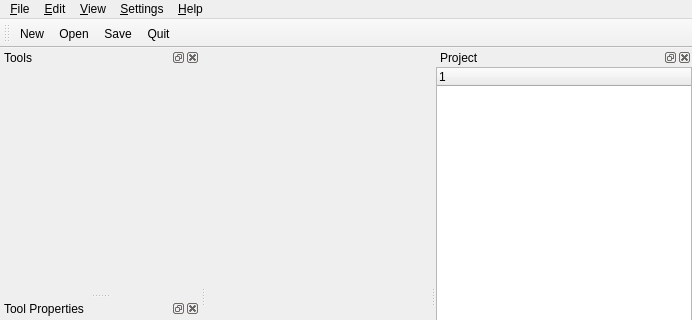
Above: avogadro/src/mainwindow.ui from cryos/avogadro before the change; both pictures show x 0 to 692 and y 0 to 320 of the 692 by 566 pixel window. Below: the same form after it.
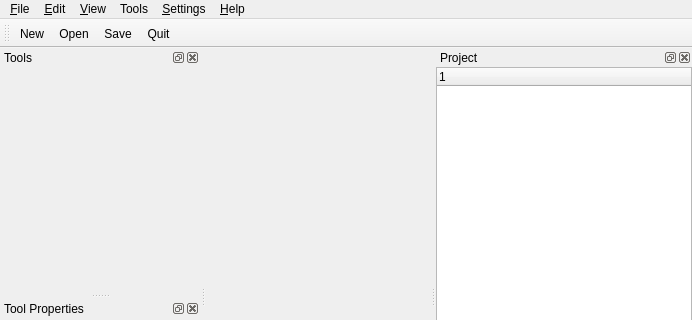
That is the form after the change. Icons and pictures are not drawn. Custom widgets are drawn as their Qt base class.

```diff
--- a/avogadro/src/mainwindow.ui
+++ b/avogadro/src/mainwindow.ui
@@ -22,12 +22,6 @@
      <height>29</height>
     </rect>
    </property>
-   <widget class="QMenu" name="menuSettings" >
-    <property name="title" >
-     <string>&amp;Settings</string>
-    </property>
-    <addaction name="actionSetBackgroundColor" />
-   </widget>
    <widget class="QMenu" name="menuHelp" >
     <property name="title" >
      <string>&amp;Help</string>
@@ -82,9 +76,21 @@
     <addaction name="actionClose" />
     <addaction name="actionQuit" />
    </widget>
+   <widget class="QMenu" name="menuSettings" >
+    <property name="title" >
+     <string>&amp;Settings</string>
+    </property>
+    <addaction name="actionSetBackgroundColor" />
+   </widget>
+   <widget class="QMenu" name="menuTools" >
+    <property name="title" >
+     <string>Tools</string>
+    </property>
+   </widget>
    <addaction name="menuFile" />
    <addaction name="menuEdit" />
    <addaction name="menuView" />
+   <addaction name="menuTools" />
    <addaction name="menuSettings" />
    <addaction name="menuHelp" />
   </widget>
```
